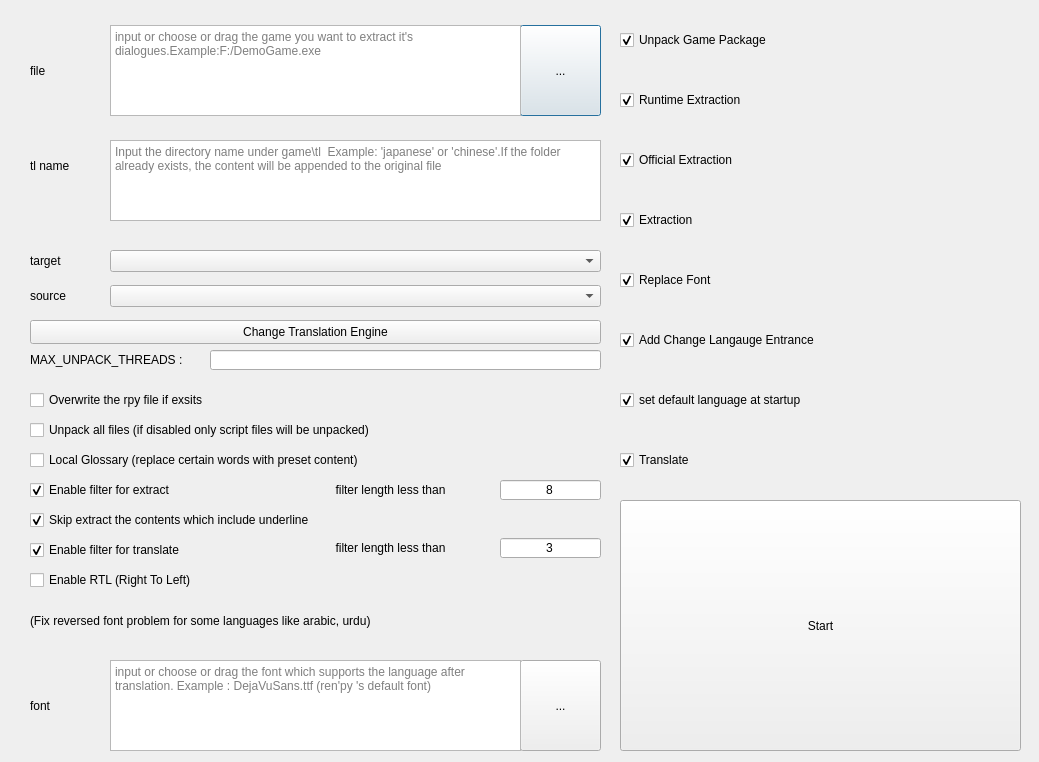
The window that src/one_key_translate.ui (anonymousException/renpy-translator) describes before a commit, drawn with Qt 5.
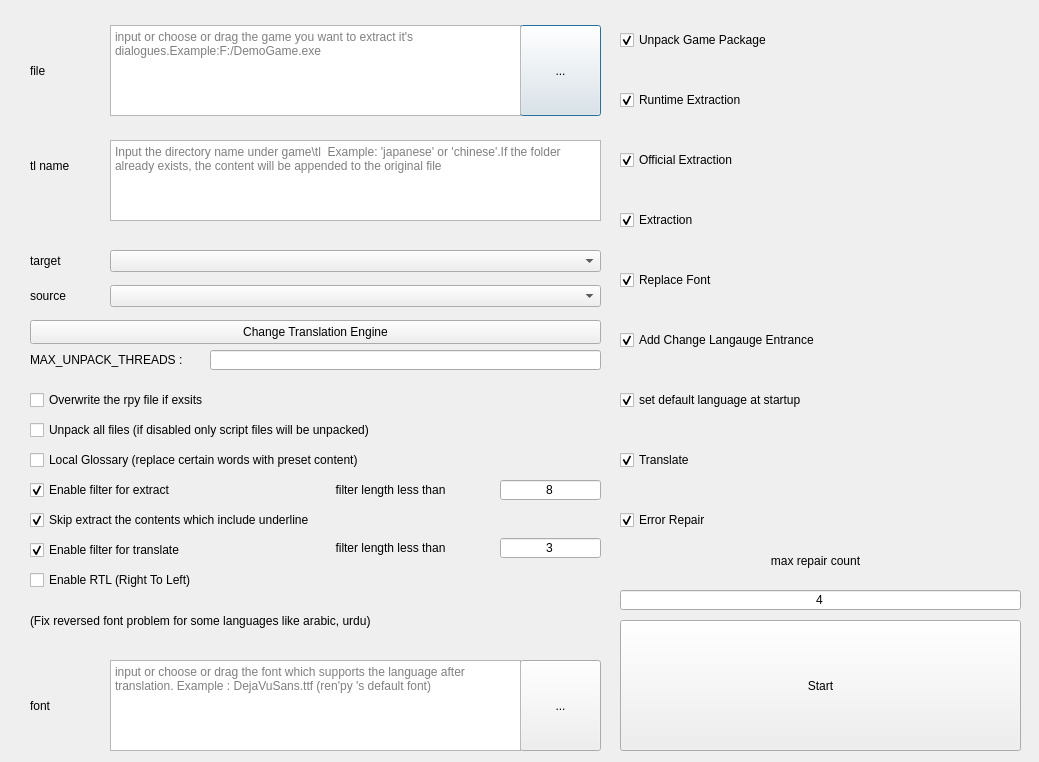
The same window after the commit.

Commit message:
<feature> support error repair by renpy lint
update version to v2.5.7

Diff of the .ui file:
```diff
--- a/src/one_key_translate.ui
+++ b/src/one_key_translate.ui
@@ -349,9 +349,9 @@
    <property name="geometry">
     <rect>
      <x>620</x>
-     <y>500</y>
+     <y>620</y>
      <width>401</width>
-     <height>251</height>
+     <height>131</height>
     </rect>
    </property>
    <property name="text">
@@ -544,6 +544,57 @@
     <bool>true</bool>
    </property>
   </widget>
+  <widget class="QCheckBox" name="errorRepairCheckBox">
+   <property name="geometry">
+    <rect>
+     <x>620</x>
+     <y>510</y>
+     <width>411</width>
+     <height>20</height>
+    </rect>
+   </property>
+   <property name="text">
+    <string>Error Repair</string>
+   </property>
+   <property name="checked">
+    <bool>true</bool>
+   </property>
+  </widget>
+  <widget class="QLineEdit" name="maxRecursionLineEdit">
+   <property name="geometry">
+    <rect>
+     <x>620</x>
+     <y>590</y>
+     <width>401</width>
+     <height>20</height>
+    </rect>
+   </property>
+   <property name="text">
+    <string notr="true">4</string>
+   </property>
+   <property name="alignment">
+    <set>Qt::AlignCenter</set>
+   </property>
+  </widget>
+  <widget class="QLabel" name="label_5">
+   <property name="geometry">
+    <rect>
+     <x>620</x>
+     <y>540</y>
+     <width>391</width>
+     <height>41</height>
+    </rect>
+   </property>
+   <property name="text">
+    <string>max repair count</string>
+   </property>
+   <property name="alignment">
+    <set>Qt::AlignCenter</set>
+   </property>
+   <property name="wordWrap">
+    <bool>true</bool>
+   </property>
+  </widget>
  </widget>
  <resources/>
  <connections/>
```
The commit also changes 40 other files.
